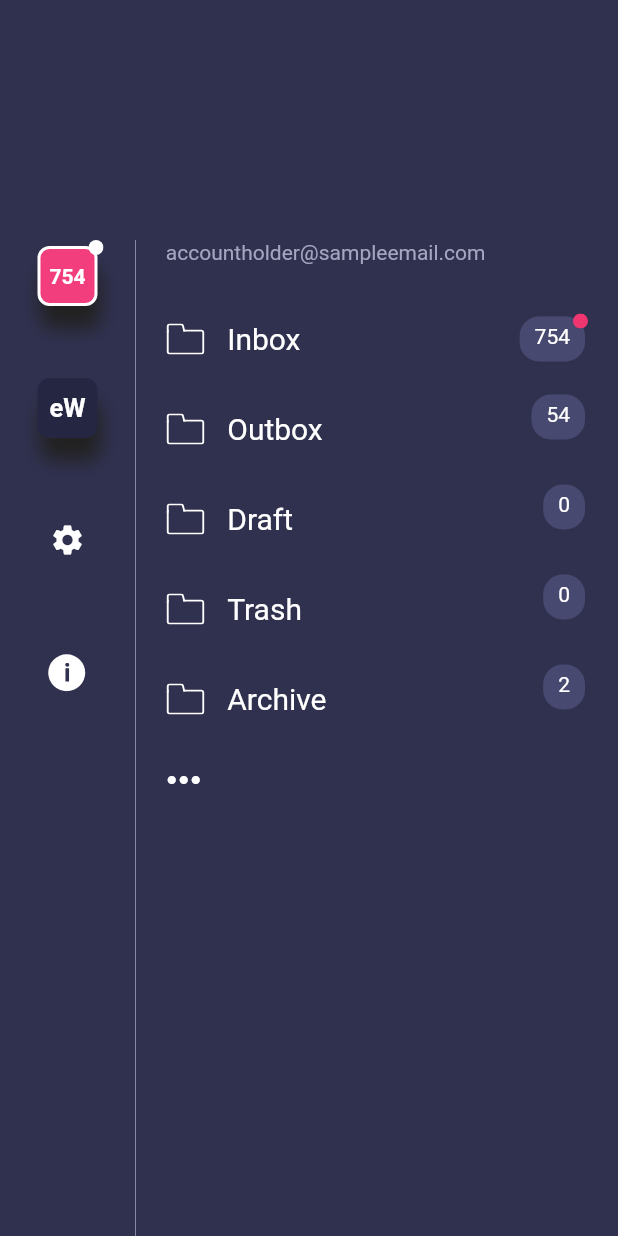
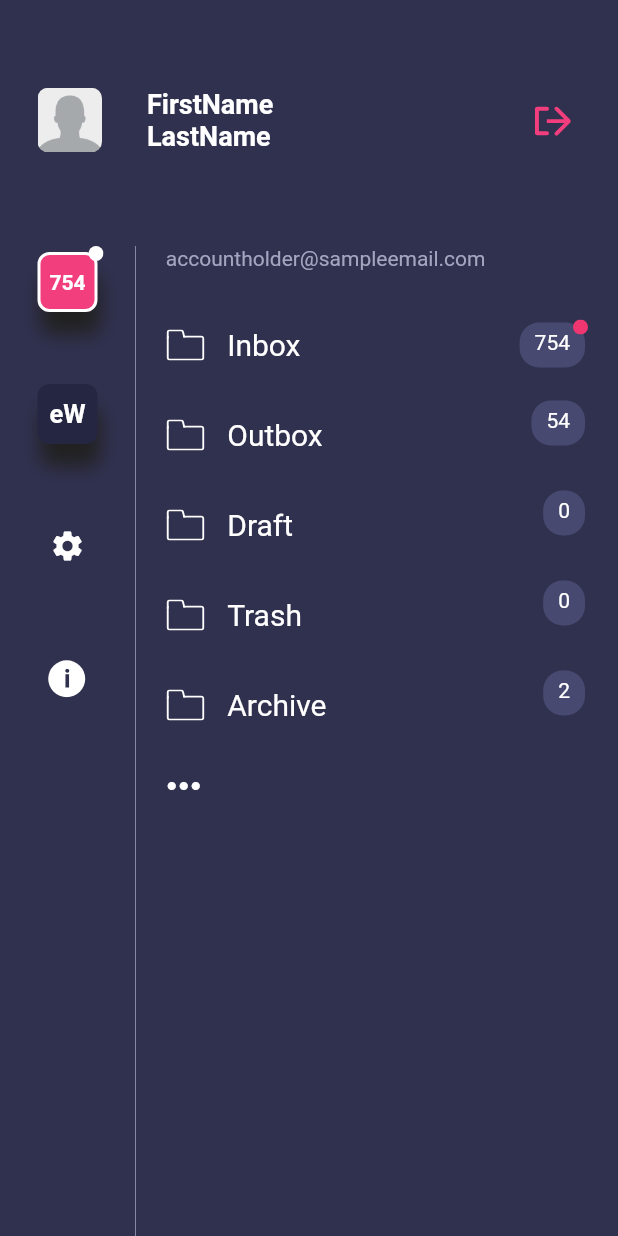
Before and after one commit to EAC-Technology/MobileApp, a Flutter app: the Menu screen opened directly, on a phone screen of 412 x 824 dp. Run offline on Flutter 3.47's test engine with Material 2 defaults, Android fonts, the phone set to English and light mode, and no system bars; our stand-ins replace convert, flutter_svg, rxdart, timeago, uni_links; missing offline and left inert: flutter_webview_plugin; accounts and stored records are empty; network calls fail.

Commit message:
visual adjustments and fixes

```diff
--- a/app_in_mail/lib/constants/images.dart
+++ b/app_in_mail/lib/constants/images.dart
@@ -23,5 +23,5 @@ class Img{
   static final logoBankTransfer = 'assets/logo_bank_transfer.png';
   static final icSwitch = 'assets/ic_switch.svg';
   static final icAppInMailPNG = 'assets/ic_app_In_mail.png';
-
+  static final icLogout = 'assets/ic_logout.svg';
 }
--- a/app_in_mail/lib/screens/menu/menu.dart
+++ b/app_in_mail/lib/screens/menu/menu.dart
@@ -1,5 +1,7 @@
 import 'package:app_in_mail/constants/colors.dart';
 import 'package:app_in_mail/constants/images.dart';
+import 'package:app_in_mail/restApi/restApiClient.dart';
+import 'package:app_in_mail/screens/login/loginScreen.dart';
 import 'package:app_in_mail/screens/menu/ewallet_action_list.dart';
 import 'package:app_in_mail/screens/menu/folder_list_view.dart';
 import 'package:app_in_mail/screens/menu/info_action_list.dart';
@@ -21,12 +23,18 @@ class _MenuState extends State<Menu> {
   @override
   Widget build(BuildContext context) {
     return Scaffold(
+        appBar: AppBar(
+          backgroundColor: AppColors.darkBackground,
+          elevation: 0,
+        ),
         backgroundColor: AppColors.darkBackground,
         body: Column(
           children: <Widget>[
             Container(
-              //todo: place the profile widget here once ready.
-              height: 160,
+              child: _buildHeader(context),
+            ),
+            Container(
+              height: 60,
             ),
             Expanded(
               child: Row(
@@ -44,6 +52,63 @@ class _MenuState extends State<Menu> {
             )
           ],
         ));
+  }
+
+  Widget _buildHeader(BuildContext context) {
+    return Padding(
+      padding: const EdgeInsets.only(left: 25),
+      child: new Row(
+        mainAxisAlignment: MainAxisAlignment.spaceBetween,
+        crossAxisAlignment: CrossAxisAlignment.center,
+        children: <Widget>[
+          Row(
+            children: <Widget>[
+              ClipRRect(
+                  borderRadius: BorderRadius.all(const Radius.circular(7.0)),
+                  child: Image.asset(
+                    'assets/avatar.png',
+                    width: 43.0,
+                    height: 43.0,
+                  )),
+              Padding(
+                padding: const EdgeInsets.only(left: 30),
+                child: Text(
+                  'FirstName \nLastName',
+                  style: TextStyle(
+                      color: Colors.white,
+                      fontSize: 18,
+                      fontWeight: FontWeight.bold),
+                ),
+              ),
+            ],
+          ),
+          Padding(
+            padding: const EdgeInsets.only(right: 20),
+            child: IconButton(
+              icon: SvgPicture.asset(
+                Img.icLogout,
+                width: 25.0,
+                color: AppColors.accentColor,
+              ),
+              onPressed: () {
+                _onLogoutPressed();
+              },
+            ),
+          ),
+        ],
+      ),
+    );
+  }
+
+  void _onLogoutPressed() {
+    RestApiClient.logOut();
+    Navigator.of(context).pushReplacement(
+      new MaterialPageRoute<void>(
+        builder: (BuildContext context) {
+          return new LoginScreen();
+        },
+      ),
+    );
   }
 
   Widget _getMenuBody() {
@@ -136,6 +201,7 @@ class _MenuState extends State<Menu> {
       ),
     );
   }
+
   void _navigateToSetttings() {
     Navigator.of(context).pushReplacement(
       new MaterialPageRoute<void>(
@@ -145,5 +211,4 @@ class _MenuState extends State<Menu> {
       ),
     );
   }
-
 }
--- a/app_in_mail/lib/screens/menu/menu_item_view.dart
+++ b/app_in_mail/lib/screens/menu/menu_item_view.dart
@@ -1,5 +1,5 @@
 import 'package:flutter/material.dart';
-import 'package:flutter_svg/svg.dart';
+
 
 class MenuItemView extends StatefulWidget {
   final String title;
```
Also changed, not shown: app_in_mail/assets/ic_logout.svg (added).
